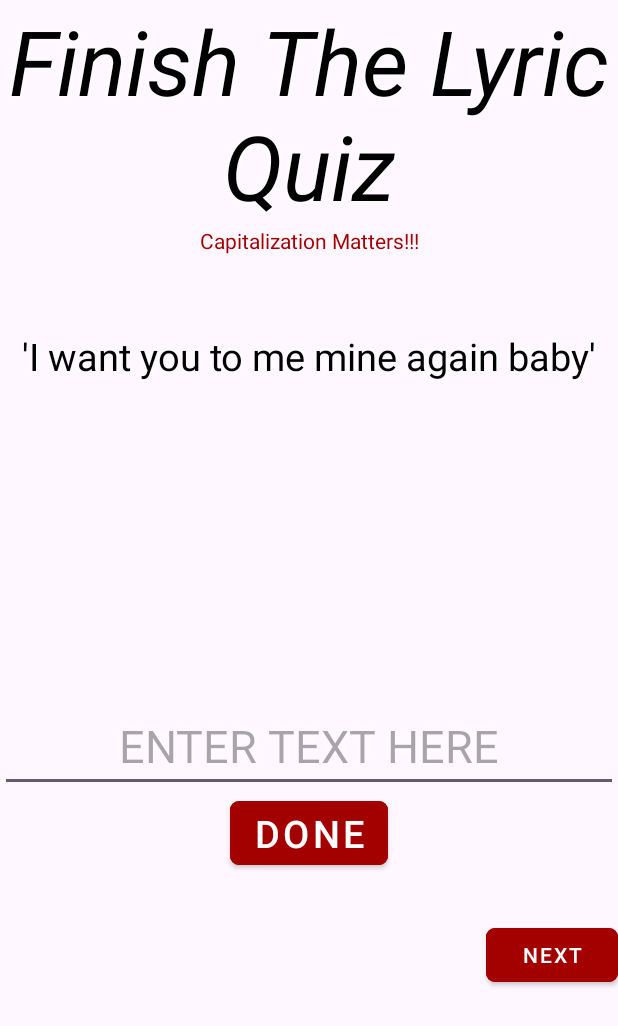
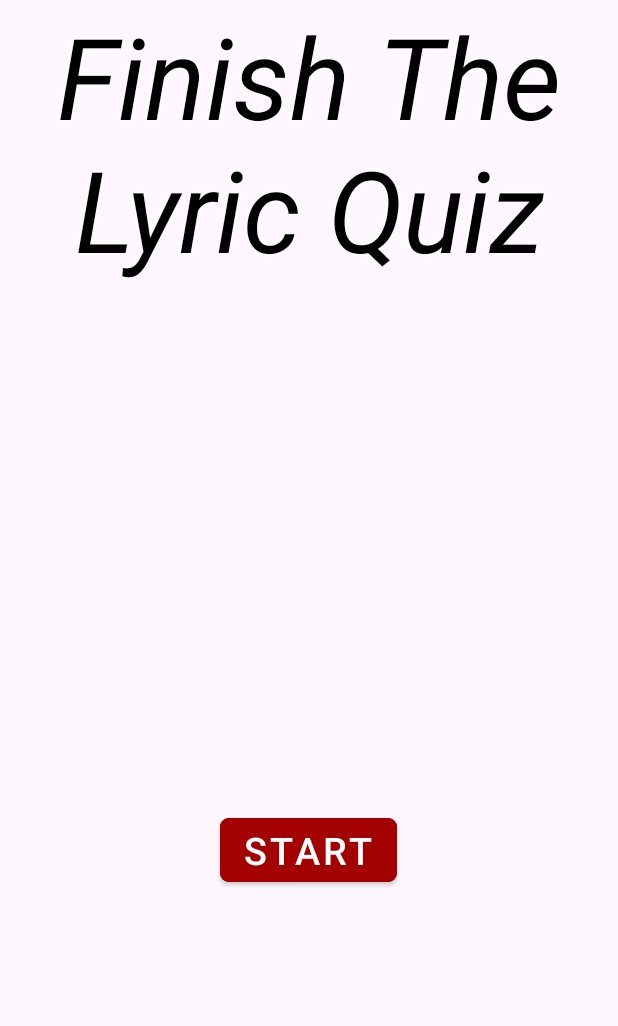
Before and after one commit to gimmeyahring/Finish_The_Drake_Lyric_Quiz, an Android app: the layout activity_main.xml on its own in the app's theme, with its tools: preview values and no code run, on a phone screen of 412 x 824 dp. Shown: the top 1026 px of the screen. Run offline under Robolectric (Android 15) with nearby library versions, the phone set to English and light mode, and no system bars.

Commit message:
added random stuff

```diff
--- a/app/src/main/res/layout/activity_main.xml
+++ b/app/src/main/res/layout/activity_main.xml
@@ -1,106 +1,30 @@
 <?xml version="1.0" encoding="utf-8"?>
 <LinearLayout
-
     android:layout_width="match_parent"
     android:layout_height="match_parent"
     android:orientation="vertical"
     android:gravity="top"
 
+    xmlns:android="http://schemas.android.com/apk/res/android" >
 
-    xmlns:android="http://schemas.android.com/apk/res/android">
 
     <TextView
         android:layout_width="match_parent"
         android:layout_height="wrap_content"
-
+        android:text="@string/app_name"
         android:gravity="center"
-        android:text="@string/app_name"
-        android:textSize="60sp"
+        android:textSize="75sp"
+        android:textColor="@color/black"
         android:textStyle="italic"
         android:shadowColor="@color/white"
         android:shadowDx="0.0"
         android:shadowDy="0.0"
         android:shadowRadius="5"
-
-        android:textColor="@color/black"
-        />
-
-
-    <TextView
-        android:layout_width="match_parent"
-        android:layout_height="wrap_content"
-        android:gravity="center"
-        android:text="Capitalization Matters!!!"
-
-        android:textColor="@color/red"
         />
 
     <View
         android:layout_width="match_parent"
-        android:layout_height="50sp"
-
-        />
-
-    <TextView
-        android:layout_width="match_parent"
-        android:layout_height="wrap_content"
-        android:gravity="center"
-        android:text="'I want you to me mine again baby'"
-        android:textSize="25sp"
-        android:shadowColor="@color/white"
-        android:shadowDx="0.0"
-        android:shadowDy="0.0"
-        android:shadowRadius="5"
-
-        android:textColor="@color/black"
-        android:id="@+id/questionTV"
-        />
-    <TextView
-        android:layout_width="match_parent"
-        android:layout_height="wrap_content"
-        android:text=""
-        android:textSize="50sp"
-        android:gravity="center"
-        android:textColor="@color/black"
-        android:shadowColor="@color/white"
-        android:shadowDx="0.0"
-        android:shadowDy="0.0"
-        android:shadowRadius="5"
-
-        android:id="@+id/answerMessage"
-        />
-    <TextView
-        android:layout_width="match_parent"
-        android:layout_height="wrap_content"
-
-        android:text=""
-        android:gravity="center"
-        android:layout_gravity="center"
-        android:textColor="@color/red"
-        android:textStyle="bold"
-        />
-
-    <View
-        android:layout_width="match_parent"
-        android:layout_height="125sp"
-
-        />
-
-
-    <EditText
-        android:layout_width="match_parent"
-        android:layout_height="wrap_content"
-        android:gravity="center"
-        android:hint="@string/enter_text_hint"
-        android:textSize="30sp"
-        android:id="@+id/enterTEXT"
-        android:textColor="@color/black"
-        android:shadowColor="@color/white"
-        android:shadowDx="0.0"
-        android:shadowDy="0.0"
-        android:shadowRadius="7.5"
-
-
+        android:layout_height="350sp"
         />
 
     <Button
@@ -108,38 +32,14 @@
         android:layout_height="wrap_content"
         android:gravity="center"
         android:layout_gravity="center"
-        android:text="@string/done_button"
-        android:textSize="25dp"
-        android:id="@+id/doneBTN"
-        android:backgroundTint="@color/red"
-        style="@style/SquareButton"
-        android:textColor="@color/white"
-        />
-
-    <View
-        android:layout_width="match_parent"
-        android:layout_height="30sp"
-        />
-    <Button
-        android:layout_width="wrap_content"
-        android:layout_height="wrap_content"
-        android:gravity="center"
-        android:layout_gravity="end"
-        android:text="@string/next_button"
-        android:textColor="@color/white"
-        android:id="@+id/nextBTN"
         style="@style/SquareButton"
         android:backgroundTint="@color/red"
-
+        android:text="@string/start_button"
+        android:textSize="25sp"
+        android:id="@+id/startButton"
 
         />
 
 
 
-
-
-
-
-
-
 </LinearLayout>
--- a/app/src/main/res/layout/activity_main2.xml
+++ b/app/src/main/res/layout/activity_main2.xml
@@ -3,8 +3,9 @@
     android:layout_width="match_parent"
     android:layout_height="match_parent"
     android:orientation="vertical"
+
     android:gravity="center"
-    android:background="@color/color3"
+    android:background="@color/red"
     xmlns:android="http://schemas.android.com/apk/res/android" >
 
     <TextView
--- a/app/src/main/res/values/strings.xml
+++ b/app/src/main/res/values/strings.xml
@@ -3,4 +3,5 @@
     <string name="enter_text_hint">ENTER TEXT HERE</string>
     <string name="done_button">DONE</string>
     <string name="next_button">NEXT</string>
+    <string name="start_button">START</string>
 </resources>
--- a/settings.gradle.kts
+++ b/settings.gradle.kts
@@ -19,5 +19,5 @@ dependencyResolutionManagement {
     }
 }
 
-rootProject.name = "Finish The Drake Lyric Quiz"
+rootProject.name = "Finish The Lyric Quiz"
 include(":app")
```
Also changed, not shown: app/src/main/java/org/baltimorecityschools/finishthedrakelyricquiz/MainActivity.java (+6 -89 lines), app/src/main/java/org/baltimorecityschools/finishthedrakelyricquiz/MainActivity3.java (added, +117 -0 lines), app/src/main/res/layout/activity_main3.xml (added, +145 -0 lines).
